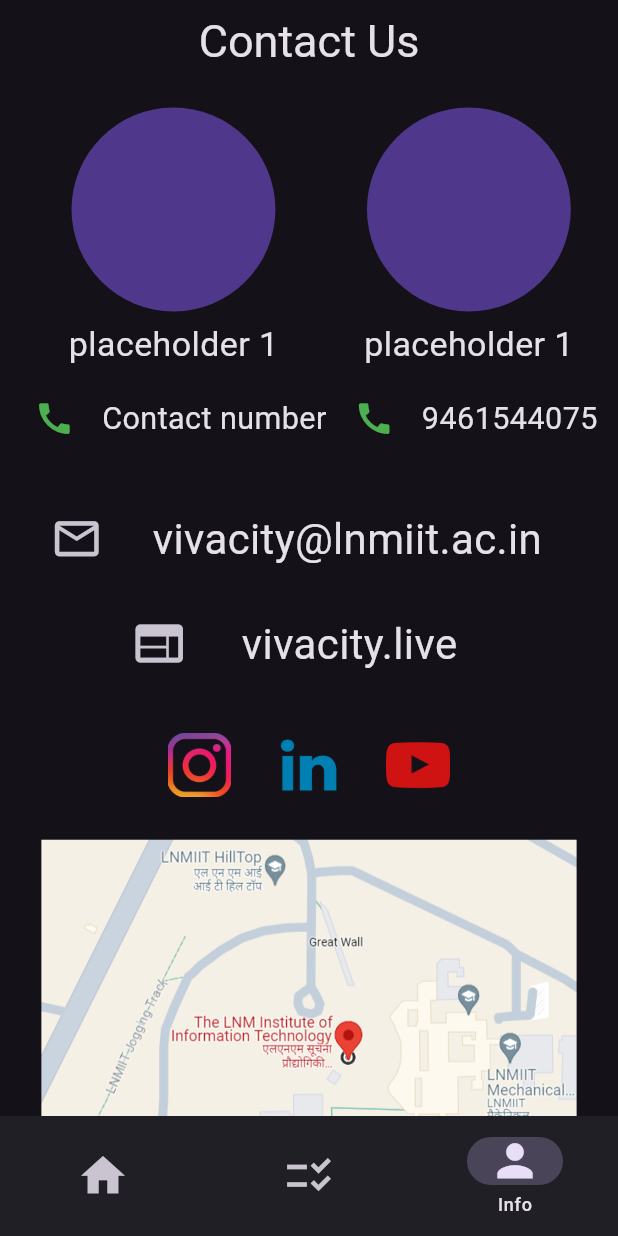
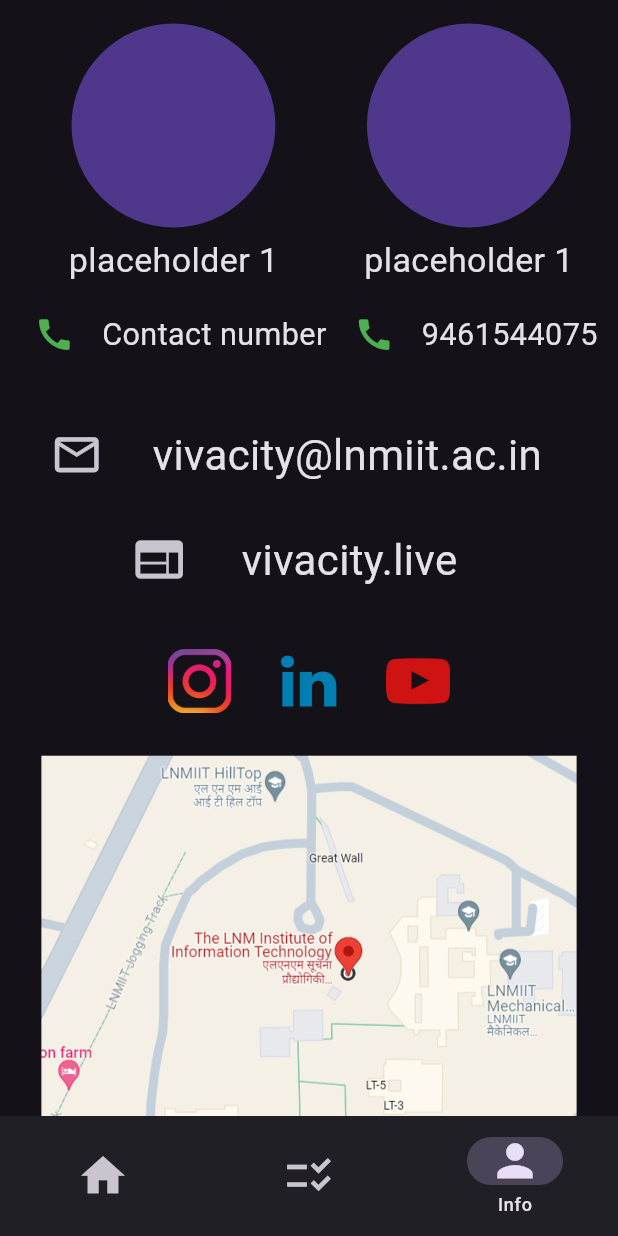
Before and after one commit to sarthakkotia/viva_app, a Flutter app: the screen it shows after launch, swiped to page 3, on a phone screen of 412 x 824 dp. Run offline on Flutter 3.47's test engine with Material 3 defaults, Android fonts, the phone set to English and light mode, and no system bars; our stand-ins replace expansion_tile_card; missing offline and left inert: flutter_collapsing_toolbar.

```diff
--- a/lib/Screens/home_page.dart
+++ b/lib/Screens/home_page.dart
@@ -31,18 +31,29 @@ class _MyHomePageState extends State<MyHomePage> {
     ScheduleScreen(),
     const InfoScreen()
   ];
+  final PageController controller =
+      PageController(initialPage: 0, keepPage: true);
+  List<NavigationDestination> listNavigationDestination = [
+    const NavigationDestination(
+        enabled: true,
+        icon: Icon(
+          Icons.home_sharp,
+          size: 35,
+        ),
+        label: "Home"),
+    const NavigationDestination(
+        icon: Icon(Icons.checklist_rtl_sharp, size: 35), label: "Schedule"),
+    const NavigationDestination(
+        icon: Icon(
+          Icons.person,
+          size: 35,
+        ),
+        label: "Info"),
+  ];
 
   @override
   Widget build(BuildContext context) {
-    final PageController controller = PageController();
     return Scaffold(
-      appBar: currentPageIndex == 2
-          ? AppBar(
-              scrolledUnderElevation: 0,
-              centerTitle: true,
-              title: const Text("Contact Us", style: TextStyle(fontSize: 30)),
-            )
-          : null,
       primary: true,
       bottomNavigationBar: NavigationBar(
         labelBehavior: NavigationDestinationLabelBehavior.onlyShowSelected,
@@ -50,36 +61,21 @@ class _MyHomePageState extends State<MyHomePage> {
         onDestinationSelected: (value) {
           setState(() {
             currentPageIndex = value;
+            controller.animateToPage(currentPageIndex,
+                duration: const Duration(milliseconds: 250),
+                curve: Curves.ease);
           });
         },
-        destinations: const <Widget>[
-          NavigationDestination(
-              enabled: true,
-              icon: Icon(
-                Icons.home_sharp,
-                size: 35,
-              ),
-              label: "Home"),
-          NavigationDestination(
-              icon: Icon(Icons.checklist_rtl_sharp, size: 35),
-              label: "Schedule"),
-          NavigationDestination(
-              icon: Icon(
-                Icons.person,
-                size: 35,
-              ),
-              label: "Info"),
-        ],
+        destinations: listNavigationDestination,
       ),
       body: PageView(
         controller: controller,
-        scrollDirection: Axis.horizontal,
-        children: screens,
         onPageChanged: (value) {
           setState(() {
             currentPageIndex = value;
           });
         },
+        children: screens,
       ),
       // body: screens[currentPageIndex],
     );
```
